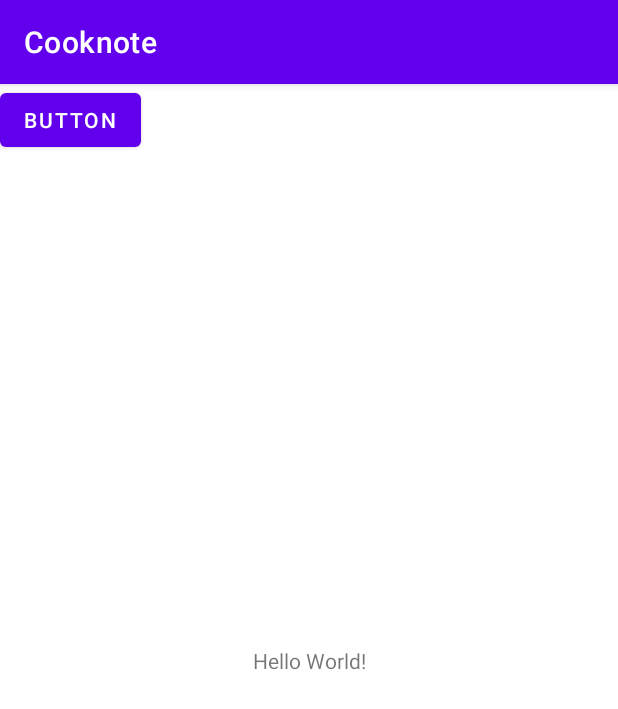
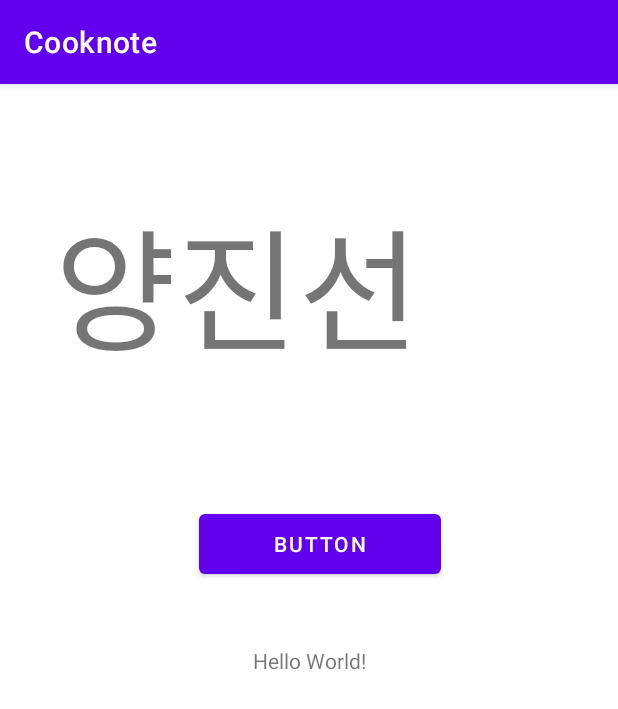
Before and after one commit to minju0213/Cooknote, an Android app: the screen it shows after launch (MainActivity), on a phone screen of 412 x 824 dp. Shown: the top 709 px of the screen. Run offline under Robolectric (Android 15) with nearby library versions, the phone set to English and light mode, and no system bars.

Commit message:
02.23 - 양진선 텍스트 - 버튼 위치 조절

```diff
--- a/app/src/main/res/layout/activity_main.xml
+++ b/app/src/main/res/layout/activity_main.xml
@@ -7,6 +7,7 @@
     tools:context=".MainActivity">
 
     <TextView
+        android:id="@+id/textView4"
         android:layout_width="wrap_content"
         android:layout_height="wrap_content"
         android:text="Hello World!"
@@ -17,10 +18,25 @@
 
     <Button
         android:id="@+id/button"
-        android:layout_width="wrap_content"
-        android:layout_height="wrap_content"
+        android:layout_width="161dp"
+        android:layout_height="52dp"
         android:text="Button"
-        tools:layout_editor_absoluteX="151dp"
-        tools:layout_editor_absoluteY="254dp" />
+        app:layout_constraintBottom_toTopOf="@+id/textView4"
+        app:layout_constraintEnd_toEndOf="parent"
+        app:layout_constraintHorizontal_bias="0.529"
+        app:layout_constraintStart_toStartOf="parent"
+        app:layout_constraintTop_toTopOf="parent"
+        app:layout_constraintVertical_bias="0.87" />
+
+    <TextView
+        android:id="@+id/textView5"
+        android:layout_width="262dp"
+        android:layout_height="124dp"
+        android:layout_marginStart="36dp"
+        android:layout_marginTop="68dp"
+        android:text="양진선"
+        android:textSize="40pt"
+        app:layout_constraintStart_toStartOf="parent"
+        app:layout_constraintTop_toTopOf="parent" />
 
 </androidx.constraintlayout.widget.ConstraintLayout>
```
